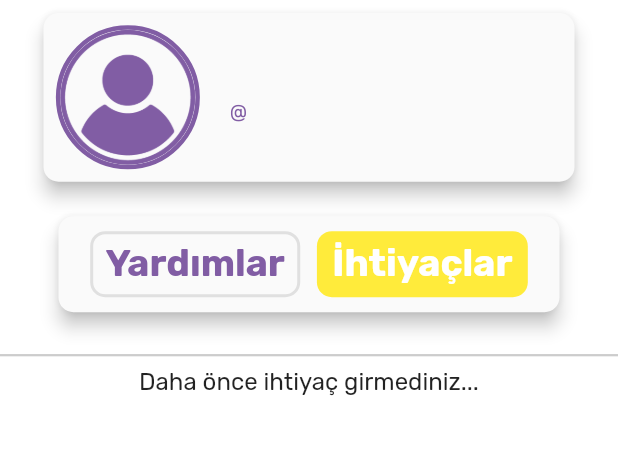
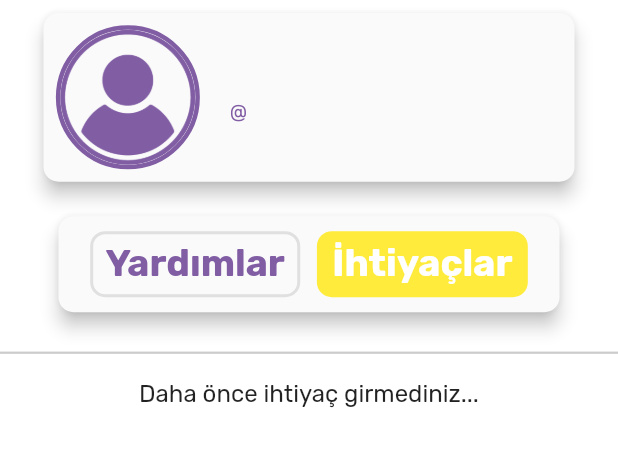
Before and after one commit to IsaTunahan/HelpHub, a Flutter app: the ProfileScreen screen opened by its route, after a tap on "İhtiyaçlar", on a phone screen of 412 x 824 dp, the part 77-544 px from its top. Run offline on Flutter 3.47's test engine with Material 2 defaults, Android fonts, the phone set to English and light mode, and no system bars; our stand-ins replace cloud_firestore, firebase_auth, firebase_core, firebase_storage, geocoding, google_fonts and 3 more; accounts and stored records are empty; network calls fail.

Commit message:
profil sayfasındaki overflow hatası çözüldü

```diff
--- a/lib/screens/home/home_swt/details/need_detail_screen.dart
+++ b/lib/screens/home/home_swt/details/need_detail_screen.dart
@@ -194,7 +194,7 @@ class _NeedDetailScreenState extends State<NeedDetailScreen> {
                 ),
               ),
               SizedBox(
-                height: screenHeight * 0.03,
+                height: screenHeight * 0.02,
               ),
               Padding(
                 padding: EdgeInsets.symmetric(
@@ -261,6 +261,9 @@ class _NeedDetailScreenState extends State<NeedDetailScreen> {
                     ),
                   ),
                 ),
+              ),
+              SizedBox(
+                height: screenHeight * 0.02,
               ),
               Padding(
                 padding: EdgeInsets.symmetric(
--- a/lib/screens/profile/prf_yrd_ihtc.dart
+++ b/lib/screens/profile/prf_yrd_ihtc.dart
@@ -19,7 +19,8 @@ class _CategorySwitcherWidgetState extends State<CategorySwitcherWidget> {
   Widget build(BuildContext context) {
     final screenWidth = MediaQuery.of(context).size.width;
 
-    return Column(
+    return Expanded(
+      child: Column(
         children: [
           Padding(
             padding: EdgeInsets.symmetric(
@@ -111,7 +112,15 @@ class _CategorySwitcherWidgetState extends State<CategorySwitcherWidget> {
               ),
             ),
           ),
-        IndexedStack(
+          const Divider(
+            color: AppColors.grey1,
+            thickness: 1.5,
+          ),
+          Expanded(
+            child: SingleChildScrollView(
+              child: Padding(
+                padding: const EdgeInsets.all(8.0),
+                child: IndexedStack(
                   index: _selectedIndex,
                   children: [
                     ProfilYardimlar(currentUserEmail: user.uid),
@@ -120,7 +129,11 @@ class _CategorySwitcherWidgetState extends State<CategorySwitcherWidget> {
                     )
                   ],
                 ),
+              ),
+            ),
+          ),
         ],
+      ),
     );
   }
 }
--- a/lib/screens/profile/profil_ihtiyaclar.dart
+++ b/lib/screens/profile/profil_ihtiyaclar.dart
@@ -94,17 +94,12 @@ class _ProfilIhtiyaclarState extends State<ProfilIhtiyaclar> {
     final screenWidth = MediaQuery.of(context).size.width;
     final screenHeight = MediaQuery.of(context).size.height;
 
-    return Expanded(
-      child: SingleChildScrollView(
+    return SingleChildScrollView(
       child: Column(
-          crossAxisAlignment: CrossAxisAlignment.start,
+        mainAxisAlignment: MainAxisAlignment.start,
         children: [
           Padding(
             padding: EdgeInsets.symmetric(vertical: screenHeight * 0.001),
-            ),
-            const Divider(
-              color: AppColors.grey1,
-              thickness: 1.5,
           ),
           isLoading
               ? const Center(
@@ -119,7 +114,7 @@ class _ProfilIhtiyaclarState extends State<ProfilIhtiyaclar> {
                     )
                   : ListView.builder(
                       shrinkWrap: true,
-                        physics: const NeverScrollableScrollPhysics(),
+                      physics: const AlwaysScrollableScrollPhysics(),
                       itemCount: documents.length,
                       itemBuilder: (context, index) {
                         final data =
@@ -170,12 +165,11 @@ class _ProfilIhtiyaclarState extends State<ProfilIhtiyaclar> {
                                                     BorderRadius.circular(10),
                                               ),
                                               child: Padding(
-                                                  padding: const EdgeInsets.all(
-                                                      10.0),
+                                                padding:
+                                                    const EdgeInsets.all(10.0),
                                                 child: ListTile(
                                                   onTap: () {
-                                                      Navigator.of(context)
-                                                          .pop();
+                                                    Navigator.of(context).pop();
                                                     showDialog(
                                                       context: context,
                                                       builder: (BuildContext
@@ -187,12 +181,14 @@ class _ProfilIhtiyaclarState extends State<ProfilIhtiyaclar> {
                                                               'Bu ihtiyacı silmek istediğinize emin misiniz?'),
                                                           actions: [
                                                             ElevatedButton(
-                                                                style: ElevatedButton
+                                                              style:
+                                                                  ElevatedButton
                                                                       .styleFrom(
                                                                 shape:
                                                                     RoundedRectangleBorder(
                                                                   borderRadius:
-                                                                        BorderRadius.circular(
+                                                                      BorderRadius
+                                                                          .circular(
                                                                               10),
                                                                 ),
                                                                 backgroundColor:
@@ -204,8 +200,7 @@ class _ProfilIhtiyaclarState extends State<ProfilIhtiyaclar> {
                                                                         context)
                                                                     .pop();
                                                               },
-                                                                child:
-                                                                    const Text(
+                                                              child: const Text(
                                                                 'İptal',
                                                                 style: TextStyle(
                                                                     color: AppColors
@@ -213,12 +208,14 @@ class _ProfilIhtiyaclarState extends State<ProfilIhtiyaclar> {
                                                               ),
                                                             ),
                                                             ElevatedButton(
-                                                                style: ElevatedButton
+                                                              style:
+                                                                  ElevatedButton
                                                                       .styleFrom(
                                                                 shape:
                                                                     RoundedRectangleBorder(
                                                                   borderRadius:
-                                                                        BorderRadius.circular(
+                                                                      BorderRadius
+                                                                          .circular(
                                                                               10),
                                                                 ),
                                                                 backgroundColor:
@@ -247,8 +244,7 @@ class _ProfilIhtiyaclarState extends State<ProfilIhtiyaclar> {
                                                                   _fetchProfileImageURL();
                                                                 });
                                                               },
-                                                                child:
-                                                                    const Text(
+                                                              child: const Text(
                                                                 'Sil',
                                                                 style: TextStyle(
                                                                     color: AppColors
@@ -262,14 +258,12 @@ class _ProfilIhtiyaclarState extends State<ProfilIhtiyaclar> {
                                                   },
                                                   leading: const Icon(
                                                     Icons.delete,
-                                                      color: AppColors
-                                                          .purple, // Sil butonunun rengi
+                                                    color: AppColors.purple,
                                                   ),
                                                   title: const Text(
                                                     'Sil',
                                                     style: TextStyle(
-                                                        color: AppColors
-                                                            .purple, // Sil butonunun rengi
+                                                      color: AppColors.purple,
                                                     ),
                                                   ),
                                                 ),
@@ -279,8 +273,7 @@ class _ProfilIhtiyaclarState extends State<ProfilIhtiyaclar> {
                                         ],
                                         child: const Icon(
                                           Icons.more_vert,
-                                            color: AppColors
-                                                .purple, // Üç nokta ikonunun rengi
+                                          color: AppColors.purple,
                                         ),
                                       ),
                                     ],
@@ -314,14 +307,12 @@ class _ProfilIhtiyaclarState extends State<ProfilIhtiyaclar> {
                                           ),
                                           Padding(
                                             padding: EdgeInsets.symmetric(
-                                                  vertical:
-                                                      screenHeight * 0.01),
+                                                vertical: screenHeight * 0.01),
                                             child: Row(
                                               children: [
                                                 Column(
                                                   crossAxisAlignment:
-                                                        CrossAxisAlignment
-                                                            .start,
+                                                      CrossAxisAlignment.start,
                                                   children: [
                                                     Text(
                                                       anakategori +
@@ -332,8 +323,7 @@ class _ProfilIhtiyaclarState extends State<ProfilIhtiyaclar> {
                                                               .darkGrey,
                                                           fontSize: 16,
                                                           fontWeight:
-                                                                FontWeight
-                                                                    .bold),
+                                                              FontWeight.bold),
                                                     ),
                                                     SizedBox(
                                                       height:
@@ -342,12 +332,11 @@ class _ProfilIhtiyaclarState extends State<ProfilIhtiyaclar> {
                                                     Text(
                                                       ihtiyac,
                                                       style: const TextStyle(
-                                                            color: AppColors
-                                                                .purple,
+                                                          color:
+                                                              AppColors.purple,
                                                           fontSize: 20,
                                                           fontWeight:
-                                                                FontWeight
-                                                                    .bold),
+                                                              FontWeight.bold),
                                                     ),
                                                   ],
                                                 ),
@@ -356,8 +345,7 @@ class _ProfilIhtiyaclarState extends State<ProfilIhtiyaclar> {
                                           ),
                                           Padding(
                                             padding: EdgeInsets.symmetric(
-                                                  vertical:
-                                                      screenHeight * 0.001),
+                                                vertical: screenHeight * 0.001),
                                           ),
                                           Row(children: [
                                             Row(
@@ -373,8 +361,8 @@ class _ProfilIhtiyaclarState extends State<ProfilIhtiyaclar> {
                                                   child: CircleAvatar(
                                                     backgroundColor:
                                                         Colors.grey.shade50,
-                                                      backgroundImage: _profileImageURL !=
-                                                              null
+                                                    backgroundImage:
+                                                        _profileImageURL != null
                                                             ? NetworkImage(
                                                                 _profileImageURL!)
                                                             : const AssetImage(
@@ -396,8 +384,7 @@ class _ProfilIhtiyaclarState extends State<ProfilIhtiyaclar> {
                                                 Text(
                                                   _username,
                                                   style: const TextStyle(
-                                                        color:
-                                                            AppColors.darkGrey,
+                                                      color: AppColors.darkGrey,
                                                       fontSize: 17,
                                                       fontWeight:
                                                           FontWeight.w500),
@@ -411,7 +398,8 @@ class _ProfilIhtiyaclarState extends State<ProfilIhtiyaclar> {
                                                 child: ElevatedButton(
                                                   onPressed: () {},
                                                   style: ElevatedButton.styleFrom(
-                                                        shape: RoundedRectangleBorder(
+                                                      shape:
+                                                          RoundedRectangleBorder(
                                                               borderRadius:
                                                                   BorderRadius
                                                                       .circular(
@@ -421,8 +409,7 @@ class _ProfilIhtiyaclarState extends State<ProfilIhtiyaclar> {
                                                   child: const Text(
                                                     "Detay",
                                                     style: TextStyle(
-                                                          color:
-                                                              AppColors.white),
+                                                        color: AppColors.white),
                                                   ),
                                                 ),
                                               ),
@@ -445,7 +432,6 @@ class _ProfilIhtiyaclarState extends State<ProfilIhtiyaclar> {
                     ),
         ],
       ),
-      ),
     );
   }
 }
--- a/lib/screens/profile/profile_screen.dart
+++ b/lib/screens/profile/profile_screen.dart
@@ -21,7 +21,6 @@ class _ProfileScreenState extends State<ProfileScreen> {
   String _firstName = '';
   String _lastName = '';
   String? _profileImageURL;
-
 
   Future<void> _fetchUserData() async {
     final user = FirebaseAuth.instance.currentUser;
@@ -73,7 +72,6 @@ class _ProfileScreenState extends State<ProfileScreen> {
   Widget build(BuildContext context) {
     final screenWidth = MediaQuery.of(context).size.width;
     final screenHeight = MediaQuery.of(context).size.height;
-
 
     return Scaffold(
       backgroundColor: AppColors.white,
@@ -163,7 +161,6 @@ class _ProfileScreenState extends State<ProfileScreen> {
             ),
           ),
           const CategorySwitcherWidget(),
-
         ],
       ),
     );
```
Also changed, not shown: lib/screens/home/home_swt/details/help_detail_screen.dart (+26 -5 lines), lib/screens/profile/profil_yardimlar.dart (+16 -30 lines). Lines whose indentation alone changed are shown as unchanged.
